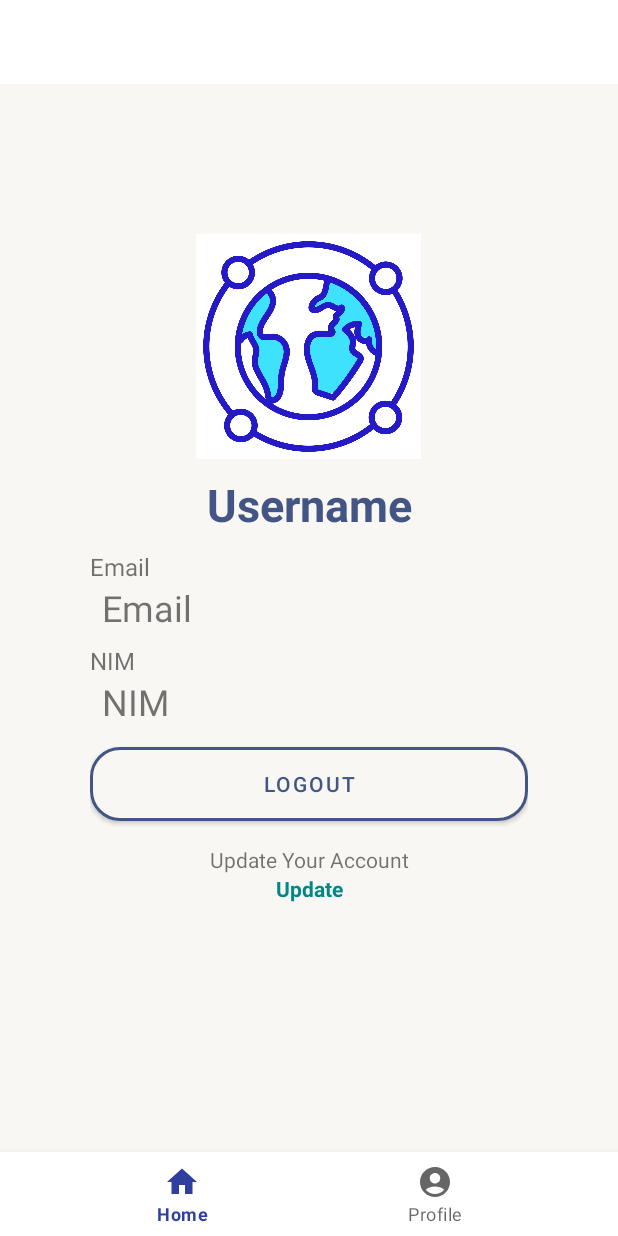
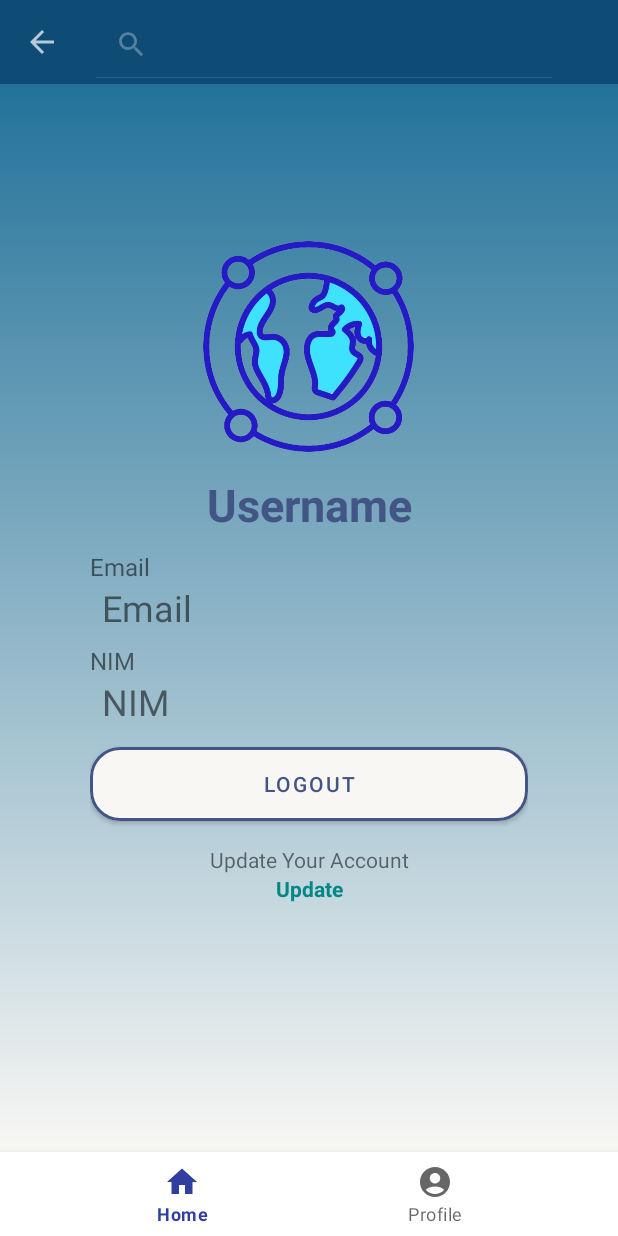
Before and after one commit to BangKumish/Countrivia, an Android app: the MainActivity screen opened directly, with no data from a screen before it, after a tap on "Search the Name of Country", on a phone screen of 412 x 824 dp. Run offline under Robolectric (Android 15) with nearby library versions, the phone set to English and light mode, and no system bars; our stand-ins replace Dagger/Hilt's generated code, navigation-ui; libraries missing offline, so code that uses them is left out: com.github.twocoffeesoneteam.glidetovectoryou; 1 statement that could not run was skipped.

Commit message:
Layouting

```diff
--- a/app/build.gradle.kts
+++ b/app/build.gradle.kts
@@ -101,6 +101,9 @@ dependencies {
     implementation ("com.squareup.retrofit2:converter-gson:2.9.0")
     implementation("com.squareup.okhttp3:logging-interceptor:4.9.1")
 
+    //Picassso
+    implementation ("com.squareup.picasso:picasso:2.71828")
+
     //Paging
     implementation("androidx.paging:paging-runtime-ktx:3.2.1")
     implementation("androidx.paging:paging-compose:3.2.1")
--- /dev/null
+++ b/app/src/main/java/id/finale/countrivia/di/data/remote/CountryClient.kt
@@ -0,0 +1,38 @@
+package id.finale.countrivia.di.data.remote
+
+import com.github.twocoffeesoneteam.glidetovectoryou.BuildConfig
+import id.finale.countrivia.di.retrofit.CountryApi.Companion.BASE_URL
+import okhttp3.OkHttpClient
+import okhttp3.logging.HttpLoggingInterceptor
+import retrofit2.Retrofit
+import retrofit2.converter.gson.GsonConverterFactory
+import java.util.concurrent.TimeUnit
+import javax.inject.Inject
+
+class CountryClient @Inject constructor() {
+
+    fun<Api> buildApi(
+        api: Class<Api>
+    ): Api{
+        return Retrofit.Builder()
+            .baseUrl(BASE_URL)
+            .client(getRetrofitClient())
+            .addConverterFactory(GsonConverterFactory.create())
+            .build()
+            .create(api)
+    }
+
+    private fun getRetrofitClient(): OkHttpClient{
+        return OkHttpClient.Builder()
+            .readTimeout(60, TimeUnit.SECONDS)
+            .connectTimeout(30, TimeUnit.SECONDS)
+            .also {
+                client -> if(BuildConfig.DEBUG){
+                    client.addInterceptor(HttpLoggingInterceptor()
+                        .apply {
+                            level = HttpLoggingInterceptor.Level.BODY
+                        })
+                }
+            }.build()
+    }
+}
--- a/app/src/main/java/id/finale/countrivia/di/hilt/HiltModules.kt
+++ /dev/null
@@ -1,38 +0,0 @@
-package id.finale.countrivia.di.hilt
-
-import dagger.Module
-import dagger.Provides
-import dagger.hilt.InstallIn
-import dagger.hilt.components.SingletonComponent
-import id.finale.countrivia.di.retrofit.CountryApi
-import id.finale.countrivia.di.retrofit.CountryApi.Companion.BASE_URL
-import okhttp3.OkHttpClient
-import okhttp3.logging.HttpLoggingInterceptor
-import retrofit2.Retrofit
-import retrofit2.converter.gson.GsonConverterFactory
-import javax.inject.Singleton
-
-@InstallIn(SingletonComponent::class)
-@Module
-object HiltModules {
-   private val client: OkHttpClient
-       get(){
-           val interceptor = HttpLoggingInterceptor()
-           interceptor.level = HttpLoggingInterceptor.Level.BODY
-
-           return OkHttpClient.Builder()
-               .addInterceptor(interceptor)
-               .build()
-       }
-
-    @Singleton
-    @Provides
-    fun provideRetrofitInterface(): CountryApi {
-        return Retrofit.Builder()
-            .baseUrl(BASE_URL)
-            .client(client)
-            .addConverterFactory(
-                GsonConverterFactory.create()
-            ).build().create(CountryApi::class.java)
-    }
-}
--- /dev/null
+++ b/app/src/main/java/id/finale/countrivia/di/module/HiltModules.kt
@@ -0,0 +1,43 @@
+package id.finale.countrivia.di.module
+
+import dagger.Module
+import dagger.Provides
+import dagger.hilt.InstallIn
+import dagger.hilt.components.SingletonComponent
+import id.finale.countrivia.di.data.remote.CountryClient
+import id.finale.countrivia.di.retrofit.CountryApi
+import javax.inject.Singleton
+
+@InstallIn(SingletonComponent::class)
+@Module
+object AppModule {
+
+    @Singleton
+    @Provides
+    fun provideCountryAPI(
+        countryClient: CountryClient,
+    ): CountryApi{
+        return countryClient.buildApi(CountryApi::class.java)
+    }
+
+//   private val client: OkHttpClient
+//       get(){
+//           val interceptor = HttpLoggingInterceptor()
+//           interceptor.level = HttpLoggingInterceptor.Level.BODY
+//
+//           return OkHttpClient.Builder()
+//               .addInterceptor(interceptor)
+//               .build()
+//       }
+//
+//    @Singleton
+//    @Provides
+//    fun provideRetrofitInterface(): CountryApi {
+//        return Retrofit.Builder()
+//            .baseUrl(BASE_URL)
+//            .client(client)
+//            .addConverterFactory(
+//                GsonConverterFactory.create()
+//            ).build().create(CountryApi::class.java)
+//    }
+}
--- a/app/src/main/java/id/finale/countrivia/ui/MainActivity.kt
+++ b/app/src/main/java/id/finale/countrivia/ui/MainActivity.kt
@@ -58,6 +58,11 @@ class MainActivity : AppCompatActivity() {
         navController.addOnDestinationChangedListener(listener)
     }
 
+    override fun onDestroy() {
+        navController.removeOnDestinationChangedListener(listener)
+        super.onDestroy()
+    }
+
     private fun setSearchBar(binding: ActivityMainBinding){
         val menuItem: MenuItem = binding.toolbar.menu.findItem(R.id.actionSearch)
         val searchView: SearchView = menuItem.actionView as SearchView
--- /dev/null
+++ b/app/src/main/res/drawable/main_gradient.xml
@@ -0,0 +1,8 @@
+<?xml version="1.0" encoding="utf-8"?>
+<shape xmlns:android="http://schemas.android.com/apk/res/android"
+    android:shape="rectangle">
+    <gradient
+        android:startColor="@color/colorWhite"
+        android:endColor="#ff23729a"
+        android:angle="90" />
+</shape>
--- a/app/src/main/res/layout/activity_edit.xml
+++ b/app/src/main/res/layout/activity_edit.xml
@@ -6,7 +6,7 @@
     android:layout_height="match_parent"
     tools:context=".ui.activity.EditProfile"
     android:padding="20dp"
-    >
+    android:background="@drawable/main_gradient">
 
     <EditText
         android:id="@+id/editUsername"
--- a/app/src/main/res/layout/activity_main.xml
+++ b/app/src/main/res/layout/activity_main.xml
@@ -4,6 +4,8 @@
     xmlns:app="http://schemas.android.com/apk/res-auto"
     xmlns:tools="http://schemas.android.com/tools"
     android:id="@+id/container"
+    android:background="@drawable/main_gradient"
+    android:backgroundTint="@color/white"
     android:layout_width="match_parent"
     android:layout_height="match_parent"
     android:orientation="vertical"
@@ -14,6 +16,7 @@
         android:layout_width="match_parent"
         android:layout_height="wrap_content"
         android:minHeight="?attr/actionBarSize"
+        android:background="@color/darkerBlue"
         android:theme="@style/Theme.AppCompat"
         app:popupTheme="@style/ThemeOverlay.AppCompat" />
 
--- a/app/src/main/res/layout/country_list_row.xml
+++ b/app/src/main/res/layout/country_list_row.xml
@@ -16,13 +16,15 @@
         android:layout_height="wrap_content"
         android:layout_margin="4dp"
         android:layout_marginTop="4dp"
+        app:cardBackgroundColor="@color/white"
         app:cardElevation="4dp">
 
         <RelativeLayout
             android:layout_width="match_parent"
             android:layout_height="wrap_content"
             android:layout_margin="8dp"
-            android:padding="8dp">
+            android:padding="8dp"
+            android:background="@color/colorWhite">
 
             <ImageView
                 android:id="@+id/flagImage"
@@ -31,7 +33,7 @@
                 android:contentDescription="@{countryModel.flags.alt}"
                 android:transitionName="flag_transition"
                 android:padding="4dp"
-                android:src="@color/black"
+                android:src="@drawable/countrivia"
                 app:load="@{countryModel.flags.png}"/>
 
             <TextView
--- a/app/src/main/res/layout/fragment_dashboard.xml
+++ b/app/src/main/res/layout/fragment_dashboard.xml
@@ -4,7 +4,7 @@
     xmlns:tools="http://schemas.android.com/tools"
     android:layout_width="match_parent"
     android:layout_height="match_parent"
-    android:background="@color/white"
+    android:background="@drawable/main_gradient"
     android:padding="30dp"
     tools:context=".ui.activity.RegisterActivity">
 
@@ -22,7 +22,7 @@
             android:layout_height="150dp"
             android:layout_gravity="center"
             android:layout_marginTop="40dp"
-            app:srcCompat="@drawable/logo" />
+            app:srcCompat="@drawable/countrivia" />
 
         <TextView
             android:id="@+id/usernameText"
```
Also changed, not shown: app/src/main/java/id/finale/countrivia/MainApplication.kt (+14 -0 lines), app/src/main/res/layout/fragment_details.xml (+12 -28 lines), app/src/main/res/drawable/countrivia.png.
